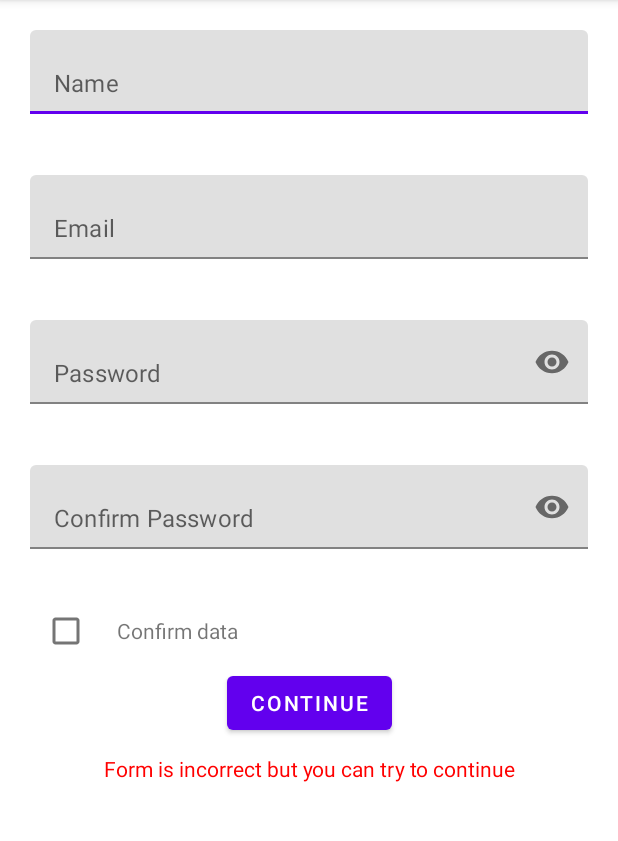
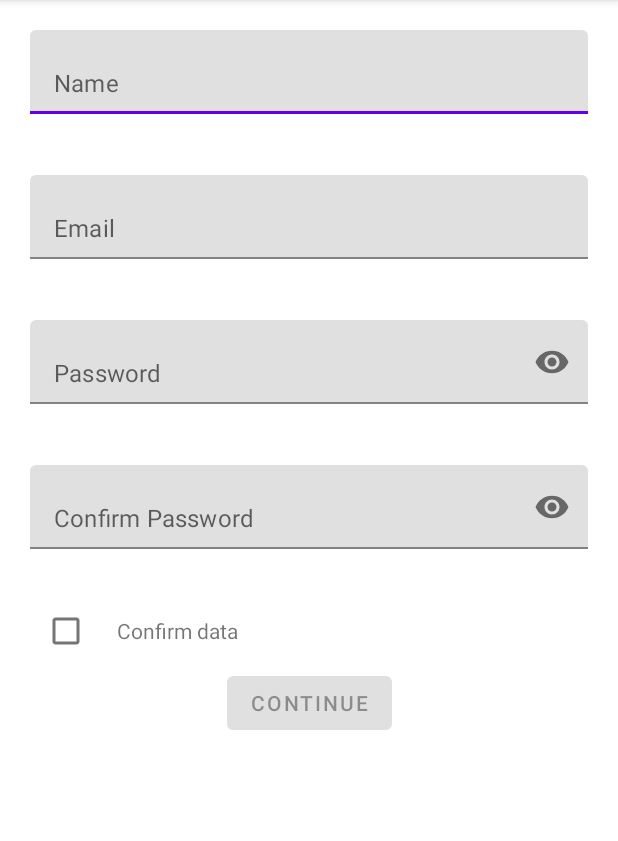
Before and after one commit to rootstrap/FlowForms, an Android app: the screen it shows after launch (SignUpFormFragmentContainerActivity), on a phone screen of 412 x 824 dp, the part 84-925 px from its top. Run offline under Robolectric (Android 15) with nearby library versions, the phone set to English and light mode, and no system bars; our stand-ins replace data binding.

Commit message:
hide or show continue button on Fragment form

```diff
--- a/ExampleApp Android/src/main/java/com/rootstrap/flowforms/example/SignUpFormFragment.kt
+++ b/ExampleApp Android/src/main/java/com/rootstrap/flowforms/example/SignUpFormFragment.kt
@@ -155,8 +155,8 @@ class SignUpFormFragment : Fragment() {
     private fun onFormStatusChange(status: FormStatus) {
         binding?.apply {
             when (status.code) {
-                CORRECT -> formIncorrectWarningText.visibility = View.GONE
-                else -> formIncorrectWarningText.visibility = View.VISIBLE
+                CORRECT -> continueButton.isEnabled = true
+                else -> continueButton.isEnabled = false
             }
         }
     }
--- a/ExampleApp Android/src/main/res/layout/layout_simple_sign_up_form.xml
+++ b/ExampleApp Android/src/main/res/layout/layout_simple_sign_up_form.xml
@@ -174,18 +174,6 @@
             app:layout_constraintStart_toStartOf="parent"
             app:layout_constraintTop_toBottomOf="@id/tcs_check_box" />
 
-        <TextView
-            android:id="@+id/form_incorrect_warning_text"
-            android:layout_width="wrap_content"
-            android:layout_height="wrap_content"
-            android:text="@string/incorrect_form_warning"
-            android:layout_marginTop="@dimen/margin_top"
-            android:gravity="center"
-            android:textColor="@color/red"
-            app:layout_constraintTop_toBottomOf="@id/continue_button"
-            app:layout_constraintStart_toStartOf="parent"
-            app:layout_constraintEnd_toEndOf="parent"/>
-
     </androidx.constraintlayout.widget.ConstraintLayout>
 
     </ScrollView>
```
